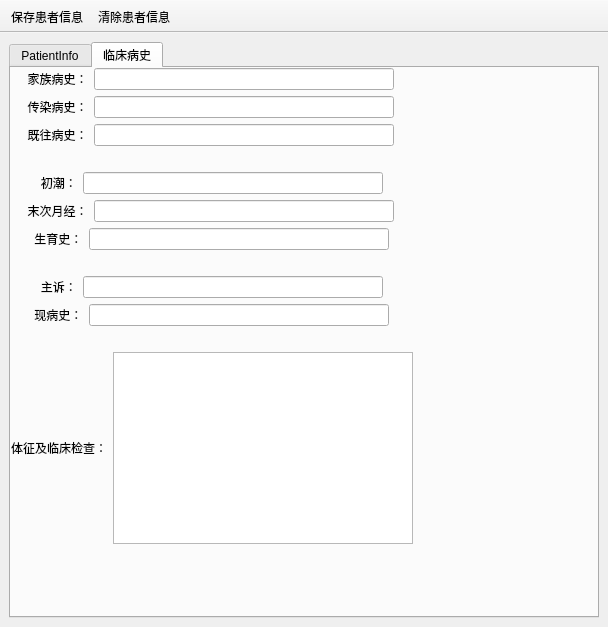
Old version of the form Tools/MHealthReport/patientstudyregister.ui in the repository zyq1569/HealthApp.
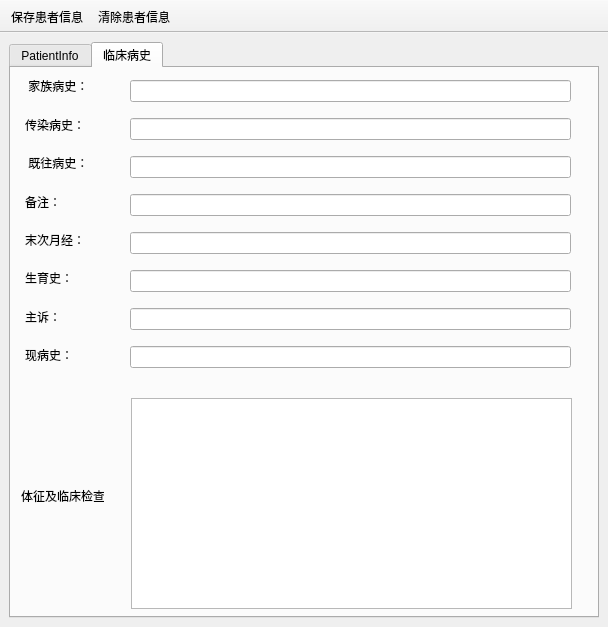
New version of the form. The open tabs and pages were chosen to show the change. Icons and pictures are not drawn.

Commit message: add study register ui

What changed in the file:
```diff
--- a/Tools/MHealthReport/patientstudyregister.ui
+++ b/Tools/MHealthReport/patientstudyregister.ui
@@ -811,359 +811,192 @@
        <attribute name="title">
         <string>临床病史</string>
        </attribute>
+       <widget class="QLabel" name="label_30">
+        <property name="geometry">
+         <rect>
+          <x>10</x>
+          <y>420</y>
+          <width>83</width>
+          <height>16</height>
+         </rect>
+        </property>
+        <property name="text">
+         <string>体征及临床检查：</string>
+        </property>
+       </widget>
+       <widget class="QTextEdit" name="textEditTiZheng">
+        <property name="geometry">
+         <rect>
+          <x>120</x>
+          <y>330</y>
+          <width>441</width>
+          <height>211</height>
+         </rect>
+        </property>
+        <property name="minimumSize">
+         <size>
+          <width>300</width>
+          <height>0</height>
+         </size>
+        </property>
+       </widget>
        <widget class="QWidget" name="">
+        <property name="geometry">
+         <rect>
+          <x>14</x>
+          <y>2</y>
+          <width>69</width>
+          <height>301</height>
+         </rect>
+        </property>
+        <layout class="QVBoxLayout" name="verticalLayout_4">
+         <item>
+          <widget class="QLabel" name="label_25">
+           <property name="text">
+            <string> 家族病史：</string>
+           </property>
+          </widget>
+         </item>
+         <item>
+          <widget class="QLabel" name="label_26">
+           <property name="text">
+            <string>传染病史：</string>
+           </property>
+          </widget>
+         </item>
+         <item>
+          <widget class="QLabel" name="label_27">
+           <property name="text">
+            <string> 既往病史：</string>
+           </property>
+          </widget>
+         </item>
+         <item>
+          <widget class="QLabel" name="label_32">
+           <property name="text">
+            <string>备注：</string>
+           </property>
+          </widget>
+         </item>
+         <item>
+          <widget class="QLabel" name="label_33">
+           <property name="text">
+            <string>末次月经：</string>
+           </property>
+          </widget>
+         </item>
+         <item>
+          <widget class="QLabel" name="label_34">
+           <property name="text">
+            <string>生育史：</string>
+           </property>
+          </widget>
+         </item>
+         <item>
+          <widget class="QLabel" name="label_28">
+           <property name="text">
+            <string>主诉：</string>
+           </property>
+          </widget>
+         </item>
+         <item>
+          <widget class="QLabel" name="label_29">
+           <property name="text">
+            <string>现病史：</string>
+           </property>
+          </widget>
+         </item>
+        </layout>
+       </widget>
+       <widget class="QWidget" name="">
+        <property name="geometry">
+         <rect>
+          <x>119</x>
+          <y>2</y>
+          <width>441</width>
+          <height>311</height>
+         </rect>
+        </property>
         <layout class="QVBoxLayout" name="verticalLayout_6">
          <item>
-          <layout class="QHBoxLayout" name="horizontalLayout_13">
-           <item>
-            <widget class="QLabel" name="label_25">
-             <property name="text">
-              <string>     家族病史：</string>
-             </property>
-            </widget>
-           </item>
-           <item>
-            <widget class="QLineEdit" name="lineEditFimilyHistory">
-             <property name="minimumSize">
-              <size>
-               <width>300</width>
-               <height>0</height>
-              </size>
-             </property>
-            </widget>
-           </item>
-           <item>
-            <spacer name="horizontalSpacer_29">
-             <property name="orientation">
-              <enum>Qt::Horizontal</enum>
-             </property>
-             <property name="sizeHint" stdset="0">
-              <size>
-               <width>40</width>
-               <height>20</height>
-              </size>
-             </property>
-            </spacer>
-           </item>
-          </layout>
+          <widget class="QLineEdit" name="lineEditFimilyHistory">
+           <property name="minimumSize">
+            <size>
+             <width>300</width>
+             <height>0</height>
+            </size>
+           </property>
+          </widget>
          </item>
          <item>
-          <layout class="QHBoxLayout" name="horizontalLayout_14">
-           <item>
-            <widget class="QLabel" name="label_26">
-             <property name="text">
-              <string>     传染病史：</string>
-             </property>
-            </widget>
-           </item>
-           <item>
-            <widget class="QLineEdit" name="lineEditCHuanRan">
-             <property name="minimumSize">
-              <size>
-               <width>300</width>
-               <height>0</height>
-              </size>
-             </property>
-            </widget>
-           </item>
-           <item>
-            <spacer name="horizontalSpacer_30">
-             <property name="orientation">
-              <enum>Qt::Horizontal</enum>
-             </property>
-             <property name="sizeHint" stdset="0">
-              <size>
-               <width>40</width>
-               <height>20</height>
-              </size>
-             </property>
-            </spacer>
-           </item>
-          </layout>
+          <widget class="QLineEdit" name="lineEditCHuanRan">
+           <property name="minimumSize">
+            <size>
+             <width>300</width>
+             <height>0</height>
+            </size>
+           </property>
+          </widget>
          </item>
          <item>
-          <layout class="QHBoxLayout" name="horizontalLayout_15">
-           <item>
-            <widget class="QLabel" name="label_27">
-             <property name="text">
-              <string>     既往病史：</string>
-             </property>
-            </widget>
-           </item>
-           <item>
-            <widget class="QLineEdit" name="lineEditAgo">
-             <property name="minimumSize">
-              <size>
-               <width>300</width>
-               <height>0</height>
-              </size>
-             </property>
-            </widget>
-           </item>
-           <item>
-            <spacer name="horizontalSpacer_31">
-             <property name="orientation">
-              <enum>Qt::Horizontal</enum>
-             </property>
-             <property name="sizeHint" stdset="0">
-              <size>
-               <width>40</width>
-               <height>20</height>
-              </size>
-             </property>
-            </spacer>
-           </item>
-          </layout>
+          <widget class="QLineEdit" name="lineEditAgo">
+           <property name="minimumSize">
+            <size>
+             <width>300</width>
+             <height>0</height>
+            </size>
+           </property>
+          </widget>
          </item>
          <item>
-          <spacer name="horizontalSpacer_41">
-           <property name="orientation">
-            <enum>Qt::Horizontal</enum>
-           </property>
-           <property name="sizeHint" stdset="0">
+          <widget class="QLineEdit" name="lineEditChuCao">
+           <property name="minimumSize">
             <size>
-             <width>40</width>
-             <height>20</height>
+             <width>300</width>
+             <height>0</height>
             </size>
            </property>
-          </spacer>
+          </widget>
          </item>
          <item>
-          <layout class="QVBoxLayout" name="verticalLayout_4">
-           <item>
-            <layout class="QHBoxLayout" name="horizontalLayout_18">
-             <item>
-              <widget class="QLabel" name="label_32">
-               <property name="text">
-                <string>         初潮：</string>
-               </property>
-              </widget>
-             </item>
-             <item>
-              <widget class="QLineEdit" name="lineEditChuCao">
-               <property name="minimumSize">
-                <size>
-                 <width>300</width>
-                 <height>0</height>
-                </size>
-               </property>
-              </widget>
-             </item>
-             <item>
-              <spacer name="horizontalSpacer_37">
-               <property name="orientation">
-                <enum>Qt::Horizontal</enum>
-               </property>
-               <property name="sizeHint" stdset="0">
-                <size>
-                 <width>40</width>
-                 <height>20</height>
-                </size>
-               </property>
-              </spacer>
-             </item>
-            </layout>
-           </item>
-           <item>
-            <layout class="QHBoxLayout" name="horizontalLayout_19">
-             <item>
-              <widget class="QLabel" name="label_33">
-               <property name="text">
-                <string>     末次月经：</string>
-               </property>
-              </widget>
-             </item>
-             <item>
-              <widget class="QLineEdit" name="lineEditLast">
-               <property name="minimumSize">
-                <size>
-                 <width>300</width>
-                 <height>0</height>
-                </size>
-               </property>
-              </widget>
-             </item>
-             <item>
-              <spacer name="horizontalSpacer_38">
-               <property name="orientation">
-                <enum>Qt::Horizontal</enum>
-               </property>
-               <property name="sizeHint" stdset="0">
-                <size>
-                 <width>40</width>
-                 <height>20</height>
-                </size>
-               </property>
-              </spacer>
-             </item>
-            </layout>
-           </item>
-           <item>
-            <layout class="QHBoxLayout" name="horizontalLayout_20">
-             <item>
-              <widget class="QLabel" name="label_34">
-               <property name="text">
-                <string>       生育史：</string>
-               </property>
-              </widget>
-             </item>
-             <item>
-              <widget class="QLineEdit" name="lineEditBornHistory">
-               <property name="minimumSize">
-                <size>
-                 <width>300</width>
-                 <height>0</height>
-                </size>
-               </property>
-              </widget>
-             </item>
-             <item>
-              <spacer name="horizontalSpacer_39">
-               <property name="orientation">
-                <enum>Qt::Horizontal</enum>
-               </property>
-               <property name="sizeHint" stdset="0">
-                <size>
-                 <width>40</width>
-                 <height>20</height>
-                </size>
-               </property>
-              </spacer>
-             </item>
-            </layout>
-           </item>
-          </layout>
+          <widget class="QLineEdit" name="lineEditLast">
+           <property name="minimumSize">
+            <size>
+             <width>300</width>
+             <height>0</height>
+            </size>
+           </property>
+          </widget>
          </item>
          <item>
-          <layout class="QHBoxLayout" name="horizontalLayout_21"/>
-         </item>
-         <item>
-          <spacer name="horizontalSpacer_35">
-           <property name="orientation">
-            <enum>Qt::Horizontal</enum>
-           </property>
-           <property name="sizeHint" stdset="0">
+          <widget class="QLineEdit" name="lineEditBornHistory">
+           <property name="minimumSize">
             <size>
-             <width>40</width>
-             <height>20</height>
+             <width>300</width>
+             <height>0</height>
             </size>
            </property>
-          </spacer>
+          </widget>
          </item>
          <item>
-          <layout class="QHBoxLayout" name="horizontalLayout_16">
-           <item>
-            <widget class="QLabel" name="label_28">
-             <property name="text">
-              <string>         主诉：</string>
-             </property>
-            </widget>
-           </item>
-           <item>
-            <widget class="QLineEdit" name="lineEditZhuSu">
-             <property name="minimumSize">
-              <size>
-               <width>300</width>
-               <height>0</height>
-              </size>
-             </property>
-            </widget>
-           </item>
-           <item>
-            <spacer name="horizontalSpacer_33">
-             <property name="orientation">
-              <enum>Qt::Horizontal</enum>
-             </property>
-             <property name="sizeHint" stdset="0">
-              <size>
-               <width>40</width>
-               <height>20</height>
-              </size>
-             </property>
-            </spacer>
-           </item>
-          </layout>
-         </item>
-         <item>
-          <layout class="QHBoxLayout" name="horizontalLayout_17">
-           <item>
-            <widget class="QLabel" name="label_29">
-             <property name="text">
-              <string>       现病史：</string>
-             </property>
-            </widget>
-           </item>
-           <item>
-            <widget class="QLineEdit" name="lineEditNow">
-             <property name="minimumSize">
-              <size>
-               <width>300</width>
-               <height>0</height>
-              </size>
-             </property>
-            </widget>
-           </item>
-           <item>
-            <spacer name="horizontalSpacer_34">
-             <property name="orientation">
-              <enum>Qt::Horizontal</enum>
-             </property>
-             <property name="sizeHint" stdset="0">
-              <size>
-               <width>40</width>
-               <height>20</height>
-              </size>
-             </property>
-            </spacer>
-           </item>
-          </layout>
-         </item>
-         <item>
-          <spacer name="horizontalSpacer_36">
-           <property name="orientation">
-            <enum>Qt::Horizontal</enum>
-           </property>
-           <property name="sizeHint" stdset="0">
+          <widget class="QLineEdit" name="lineEditZhuSu">
+           <property name="minimumSize">
             <size>
-             <width>40</width>
-             <height>20</height>
+             <width>300</width>
+             <height>0</height>
             </size>
            </property>
-          </spacer>
+          </widget>
          </item>
          <item>
-          <layout class="QHBoxLayout" name="horizontalLayout_22">
-           <item>
-            <widget class="QLabel" name="label_30">
-             <property name="text">
-              <string>体征及临床检查：</string>
-             </property>
-            </widget>
-           </item>
-           <item>
-            <widget class="QTextEdit" name="textEditTiZheng">
-             <property name="minimumSize">
-              <size>
-               <width>300</width>
-               <height>0</height>
-              </size>
-             </property>
-            </widget>
-           </item>
-           <item>
-            <spacer name="horizontalSpacer_40">
-             <property name="orientation">
-              <enum>Qt::Horizontal</enum>
-             </property>
-             <property name="sizeHint" stdset="0">
-              <size>
-               <width>40</width>
-               <height>20</height>
-              </size>
-             </property>
-            </spacer>
-           </item>
-          </layout>
+          <widget class="QLineEdit" name="lineEditNow">
+           <property name="minimumSize">
+            <size>
+             <width>300</width>
+             <height>0</height>
+            </size>
+           </property>
+          </widget>
          </item>
         </layout>
        </widget>
```
Left out of the diff: 594 changed lines with no effect on the pictures.
